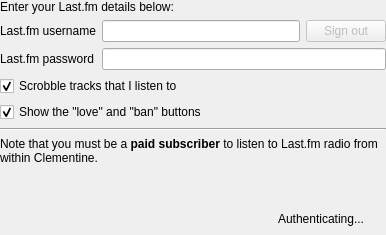
The window that src/radio/lastfmconfig.ui (clementine-player/Clementine) describes before a commit, drawn with Qt 5.
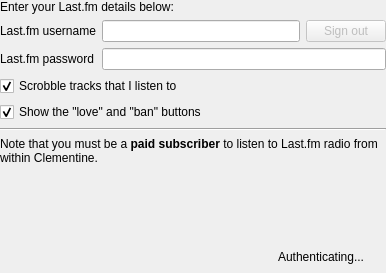
The same window after the commit. Icons and pictures are not drawn. Custom widgets are drawn as their Qt base class.

```diff
--- a/src/radio/lastfmconfig.ui
+++ b/src/radio/lastfmconfig.ui
@@ -7,7 +7,7 @@
     <x>0</x>
     <y>0</y>
     <width>386</width>
-    <height>235</height>
+    <height>273</height>
    </rect>
   </property>
   <layout class="QVBoxLayout" name="verticalLayout">
```
Left out of the diff: 14 changed lines with no effect on the pictures.
